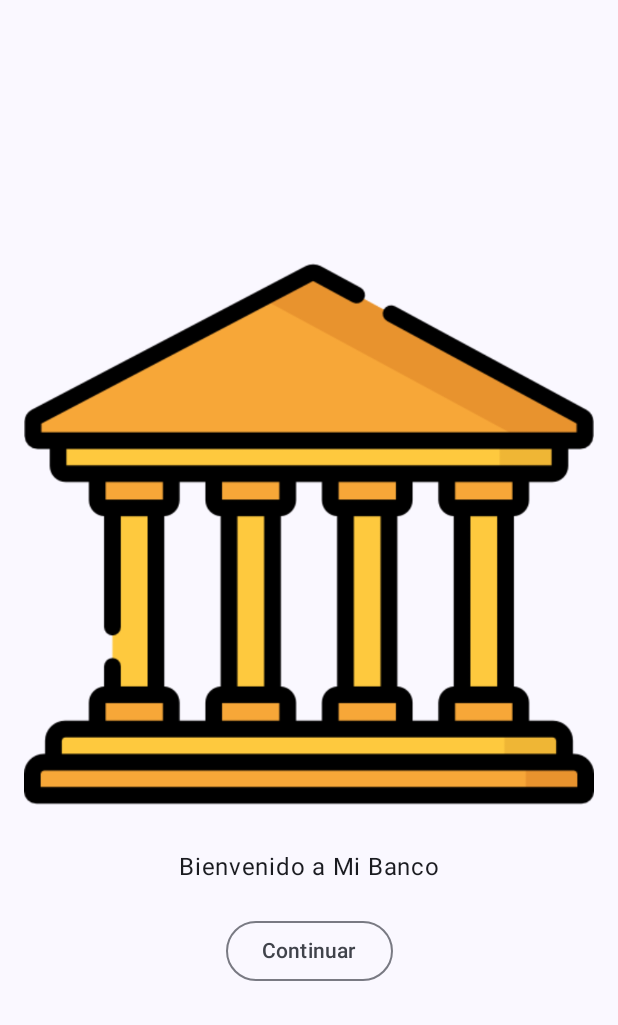
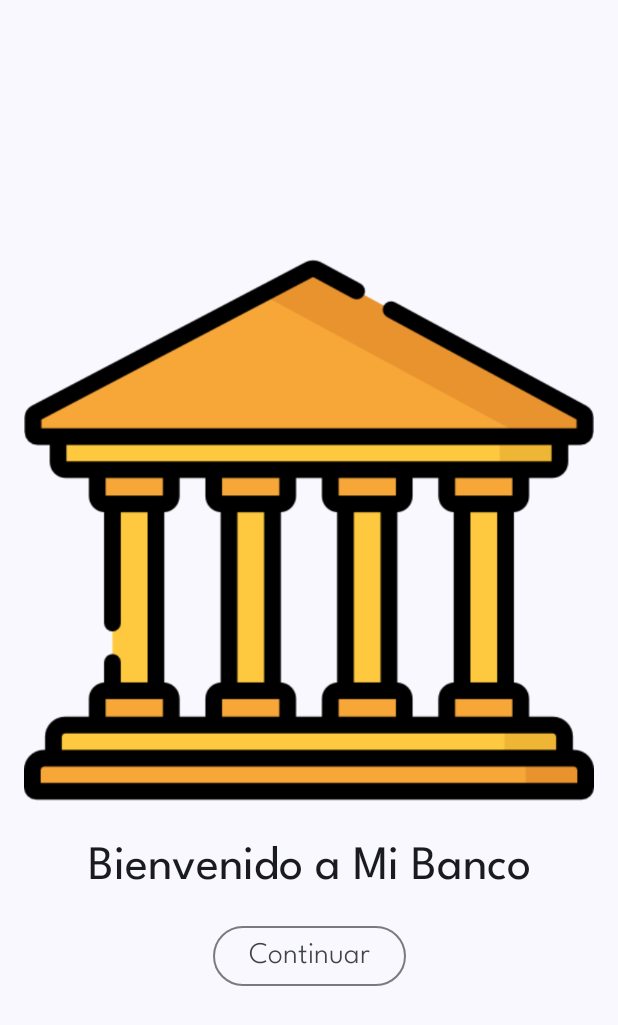
Before and after one commit to pedro-donoso/jetpackCompose-Material, an Android app built with Jetpack Compose: the screen it shows after launch (MainActivity), on a phone screen of 412 x 824 dp. Shown: the top 1025 px of the screen. Run offline under Robolectric (Android 15) with nearby library versions, the phone set to English and light mode, and no system bars.

Commit message:
continuo proyecto

```diff
--- a/app/src/main/java/com/example/mibanco/screens/SplashScreen.kt
+++ b/app/src/main/java/com/example/mibanco/screens/SplashScreen.kt
@@ -8,6 +8,7 @@ import androidx.compose.foundation.layout.Spacer
 import androidx.compose.foundation.layout.fillMaxSize
 import androidx.compose.foundation.layout.height
 import androidx.compose.foundation.layout.padding
+import androidx.compose.material3.MaterialTheme
 import androidx.compose.material3.OutlinedButton
 import androidx.compose.material3.Text
 import androidx.compose.runtime.Composable
@@ -31,11 +32,14 @@ fun SplashScreen() {
             contentDescription = "Logo"
         )
         Spacer(modifier = Modifier.height(20.dp))
-        Text(text = "Bienvenido a Mi Banco")
+        Text(text = "Bienvenido a Mi Banco",
+            style = MaterialTheme.typography.titleLarge)
         Spacer(modifier = Modifier.height(20.dp))
         OutlinedButton(
-            onClick = { Log.d("SplashScreen", "Iniciar Sesión") }) {
-            Text(text = "Continuar")
+            //mensaje se ve en logcat
+            onClick = { Log.d("SplashScreen", "Iniciar Sesion") }) {
+            Text(text = "Continuar",
+                style = MaterialTheme.typography.bodyLarge)
         }
     }
 }
--- a/app/src/main/java/com/example/mibanco/ui/theme/Type.kt
+++ b/app/src/main/java/com/example/mibanco/ui/theme/Type.kt
@@ -2,19 +2,51 @@ package com.example.mibanco.ui.theme
 
 import androidx.compose.material3.Typography
 import androidx.compose.ui.text.TextStyle
+import androidx.compose.ui.text.font.Font
 import androidx.compose.ui.text.font.FontFamily
 import androidx.compose.ui.text.font.FontWeight
 import androidx.compose.ui.unit.sp
+import com.example.mibanco.R
+
+private val lea = FontFamily(
+    Font(R.font.leaguespartan_light,
+        FontWeight.Light
+    ),
+    Font(R.font.leaguespartan_regular,
+        FontWeight.Normal
+    ),
+    Font(R.font.leaguespartan_semibold,
+        FontWeight.SemiBold
+    )
+)
 
 // Set of Material typography styles to start with
 val Typography = Typography(
+    titleLarge = TextStyle(
+        fontFamily = lea,
+        fontWeight = FontWeight.Normal,
+        fontSize = 32.sp
+    ),
+    titleMedium = TextStyle(
+        fontFamily = lea,
+        fontWeight = FontWeight.SemiBold,
+        fontSize = 20.sp
+    ),
     bodyLarge = TextStyle(
+        fontFamily = lea,
+        fontWeight = FontWeight.Light,
+        fontSize = 20.sp
+    ),
+
+
+
+   /* bodyLarge = TextStyle(
         fontFamily = FontFamily.Default,
         fontWeight = FontWeight.Normal,
         fontSize = 16.sp,
         lineHeight = 24.sp,
         letterSpacing = 0.5.sp
-    )
+    )*/
     /* Other default text styles to override
     titleLarge = TextStyle(
         fontFamily = FontFamily.Default,
```
Also changed, not shown: app/src/main/res/font/leaguespartan_light.ttf (added), app/src/main/res/font/leaguespartan_regular.ttf (added), app/src/main/res/font/leaguespartan_semibold.ttf (added).
